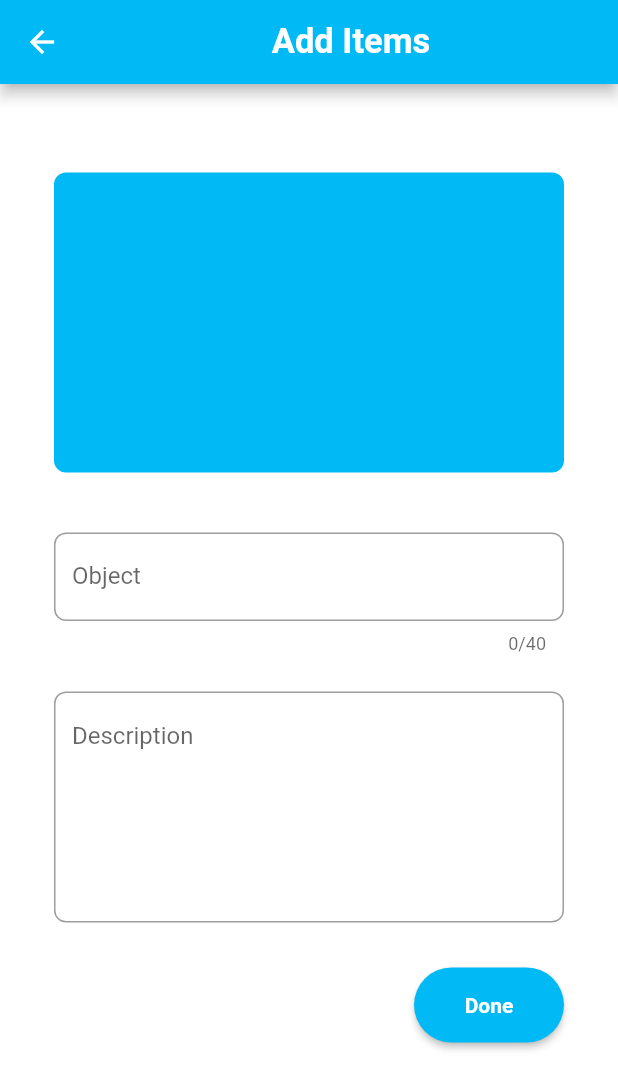
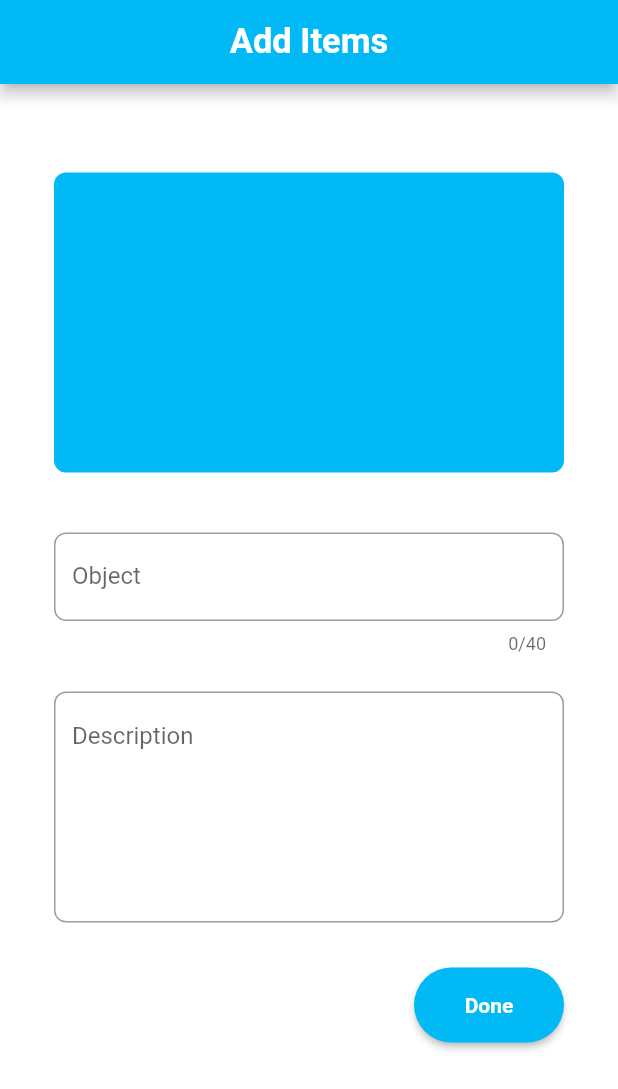
Before and after one commit to SumitKLamba/Lost-Found, a Flutter app: the OnClickFAB screen opened directly, on a phone screen of 412 x 824 dp. Shown: the top 1089 px of the screen. Run offline on Flutter 3.47's test engine with Material 2 defaults, Android fonts, the phone set to English and light mode, and no system bars.

Commit message:
abbBar Changes

```diff
--- a/lib/onClickFAB.dart
+++ b/lib/onClickFAB.dart
@@ -14,18 +14,34 @@ class _OnClickFABState extends State<OnClickFAB> {
     return Scaffold(
       backgroundColor: Colors.white,
       appBar: AppBar(
+        automaticallyImplyLeading: false,
         backgroundColor: Color(0xFF00b9f5),
-        title: Align(
-          alignment: Alignment.center,
-          child: Text(
+        title: Row(
+          mainAxisAlignment: MainAxisAlignment.center,
+          children: <Widget>[
+            Text(
               'Add Items',
               style: TextStyle(
                 fontWeight: FontWeight.w600,
                 fontSize: 23,
               ),
             ),
+          ],
         ),
       ),
+      // appBar: AppBar(
+      //   backgroundColor: Color(0xFF00b9f5),
+      //   title: Align(
+      //     alignment: Alignment.center,
+      //     child: Text(
+      //       'Add Items',
+      //       style: TextStyle(
+      //         fontWeight: FontWeight.w600,
+      //         fontSize: 23,
+      //       ),
+      //     ),
+      //   ),
+      // ),
       body: Align(
         alignment: Alignment.center,
         child: Container(
@@ -88,9 +104,11 @@ class _OnClickFABState extends State<OnClickFAB> {
                     minWidth: 100,
                     minHeight: 50,
                   ),
-                  shape: RoundedRectangleBorder(borderRadius: new BorderRadius.circular(30.0)),
-                  onPressed: (){},
-                  child: Text('Done',
+                  shape: RoundedRectangleBorder(
+                      borderRadius: new BorderRadius.circular(30.0)),
+                  onPressed: () {},
+                  child: Text(
+                    'Done',
                     style: TextStyle(
                       color: Colors.white,
                       fontWeight: FontWeight.w600,
```
Also changed, not shown: pubspec.lock, 2 other files. Lines whose indentation alone changed are shown as unchanged.
